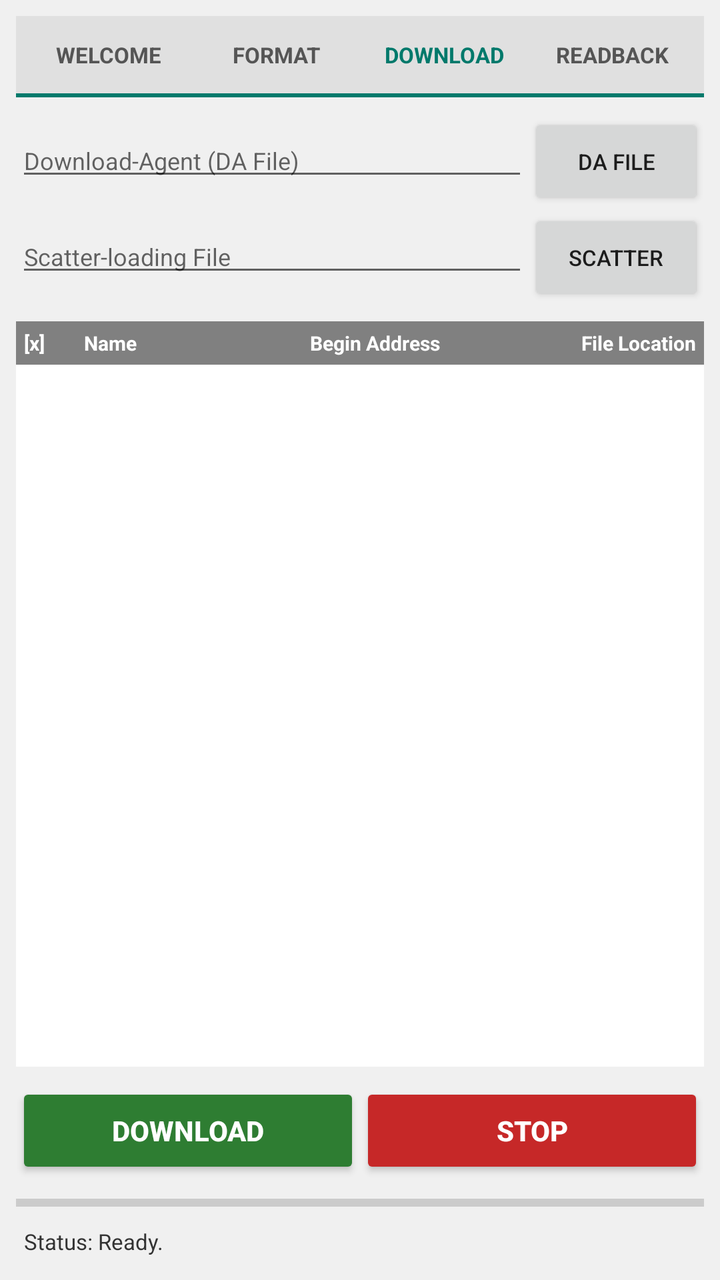
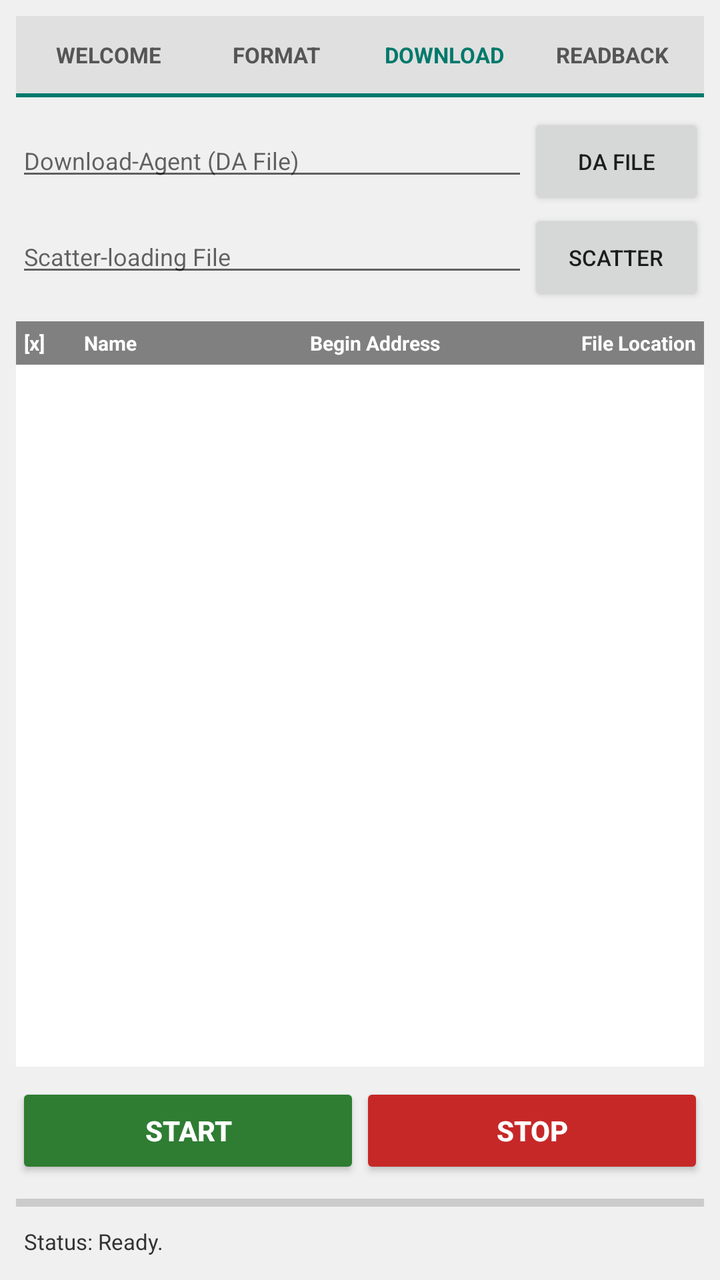

Before-and-after screenshots of an Android layout around one commit, followed by the original layout XML and the change that was made.
<!-- AndroidManifest.xml: application theme Theme.AppCompat.Light.NoActionBar -->
<!-- res/layout/activity_main.xml -->
<?xml version="1.0" encoding="utf-8"?>
<LinearLayout xmlns:android="http://schemas.android.com/apk/res/android"
    android:layout_width="match_parent"
    android:layout_height="match_parent"
    android:orientation="vertical"
    android:background="#F0F0F0"
    android:padding="8dp">

    
    <LinearLayout
        android:layout_width="match_parent"
        android:layout_height="wrap_content"
        android:orientation="horizontal"
        android:background="#E0E0E0"
        android:padding="4dp">

        <TextView
            android:id="@+id/tv_tab_welcome"
            android:layout_width="0dp"
            android:layout_height="wrap_content"
            android:layout_weight="1"
            android:gravity="center"
            android:padding="8dp"
            android:text="WELCOME"
            android:textColor="#555555"
            android:textStyle="bold"
            android:textSize="11sp" />

        <TextView
            android:id="@+id/tv_tab_format"
            android:layout_width="0dp"
            android:layout_height="wrap_content"
            android:layout_weight="1"
            android:gravity="center"
            android:padding="8dp"
            android:text="FORMAT"
            android:textColor="#555555"
            android:textStyle="bold"
            android:textSize="11sp" />

        <TextView
            android:id="@+id/tv_tab_download"
            android:layout_width="0dp"
            android:layout_height="wrap_content"
            android:layout_weight="1"
            android:gravity="center"
            android:padding="8dp"
            android:text="DOWNLOAD"
            android:textColor="#00796B"
            android:textStyle="bold"
            android:textSize="11sp" />

        <TextView
            android:id="@+id/tv_tab_readback"
            android:layout_width="0dp"
            android:layout_height="wrap_content"
            android:layout_weight="1"
            android:gravity="center"
            android:padding="8dp"
            android:text="READBACK"
            android:textColor="#555555"
            android:textStyle="bold"
            android:textSize="11sp" />
    </LinearLayout>

    <View
        android:layout_width="match_parent"
        android:layout_height="2dp"
        android:background="#00796B" />

    
    <FrameLayout
        android:layout_width="match_parent"
        android:layout_height="0dp"
        android:layout_weight="1">

        
        <ScrollView
            android:id="@+id/layout_welcome"
            android:layout_width="match_parent"
            android:layout_height="match_parent"
            android:visibility="gone"
            android:padding="16dp">
            <LinearLayout
                android:layout_width="match_parent"
                android:layout_height="wrap_content"
                android:orientation="vertical">
                <TextView
                    android:layout_width="match_parent"
                    android:layout_height="wrap_content"
                    android:text="Selamat Datang di SP Flash Tool Mobile"
                    android:textSize="16sp"
                    android:textStyle="bold"
                    android:textColor="#00796B" />
                <TextView
                    android:layout_width="match_parent"
                    android:layout_height="wrap_content"
                    android:layout_marginTop="12dp"
                    android:text="Aplikasi ini digunakan untuk flashing perangkat MediaTek (MTK) via kabel USB OTG.\n\nPetunjuk Singkat:\n1. Buka Tab DOWNLOAD untuk flashing firmware.\n2. Buka Tab FORMAT untuk menghapus memori HP target.\n3. Buka Tab READBACK untuk melakukan dump/backup partisi."
                    android:textSize="13sp"
                    android:textColor="#333333" />
            </LinearLayout>
        </ScrollView>

        
        <LinearLayout
            android:id="@+id/layout_format"
            android:layout_width="match_parent"
            android:layout_height="match_parent"
            android:orientation="vertical"
            android:visibility="gone"
            android:padding="16dp">
            <TextView
                android:layout_width="match_parent"
                android:layout_height="wrap_content"
                android:text="Format / Erase Memory"
                android:textSize="14sp"
                android:textStyle="bold" />
            <RadioGroup
                android:layout_width="match_parent"
                android:layout_height="wrap_content"
                android:layout_marginTop="12dp">
                <RadioButton
                    android:layout_width="wrap_content"
                    android:layout_height="wrap_content"
                    android:text="Auto Format Flash"
                    android:checked="true" />
                <RadioButton
                    android:layout_width="wrap_content"
                    android:layout_height="wrap_content"
                    android:text="Format Whole Flash except Bootloader" />
            </RadioGroup>
        </LinearLayout>

        
        <LinearLayout
            android:id="@+id/layout_download"
            android:layout_width="match_parent"
            android:layout_height="match_parent"
            android:orientation="vertical"
            android:visibility="visible">

            <LinearLayout
                android:layout_width="match_parent"
                android:layout_height="wrap_content"
                android:orientation="vertical"
                android:paddingTop="8dp">
                <LinearLayout
                    android:layout_width="match_parent"
                    android:layout_height="wrap_content"
                    android:orientation="horizontal">
                    <EditText
                        android:id="@+id/et_da_path"
                        android:layout_width="0dp"
                        android:layout_height="wrap_content"
                        android:layout_weight="1"
                        android:hint="Download-Agent (DA File)"
                        android:textSize="12sp"
                        android:focusable="false" />
                    <Button
                        android:id="@+id/btn_choose_da"
                        android:layout_width="wrap_content"
                        android:layout_height="wrap_content"
                        android:text="DA FILE"
                        android:textSize="11sp" />
                </LinearLayout>

                <LinearLayout
                    android:layout_width="match_parent"
                    android:layout_height="wrap_content"
                    android:orientation="horizontal">
                    <EditText
                        android:id="@+id/et_scatter_path"
                        android:layout_width="0dp"
                        android:layout_height="wrap_content"
                        android:layout_weight="1"
                        android:hint="Scatter-loading File"
                        android:textSize="12sp"
                        android:focusable="false" />
                    <Button
                        android:id="@+id/btn_choose_scatter"
                        android:layout_width="wrap_content"
                        android:layout_height="wrap_content"
                        android:text="SCATTER"
                        android:textSize="11sp" />
                </LinearLayout>
            </LinearLayout>

            <LinearLayout
                android:layout_width="match_parent"
                android:layout_height="wrap_content"
                android:orientation="horizontal"
                android:background="#808080"
                android:padding="4dp"
                android:layout_marginTop="8dp">
                <TextView
                    android:layout_width="30dp"
                    android:layout_height="wrap_content"
                    android:text="[x]"
                    android:textColor="#FFFFFF"
                    android:textStyle="bold"
                    android:textSize="10sp" />
                <TextView
                    android:layout_width="0dp"
                    android:layout_height="wrap_content"
                    android:layout_weight="1"
                    android:text="Name"
                    android:textColor="#FFFFFF"
                    android:textStyle="bold"
                    android:textSize="10sp" />
                <TextView
                    android:layout_width="0dp"
                    android:layout_height="wrap_content"
                    android:layout_weight="1.2"
                    android:text="Begin Address"
                    android:textColor="#FFFFFF"
                    android:textStyle="bold"
                    android:textSize="10sp" />
                <TextView
                    android:layout_width="wrap_content"
                    android:layout_height="wrap_content"
                    android:text="File Location"
                    android:textColor="#FFFFFF"
                    android:textStyle="bold"
                    android:textSize="10sp" />
            </LinearLayout>

            <ScrollView
                android:layout_width="match_parent"
                android:layout_height="match_parent"
                android:background="#FFFFFF">
                <LinearLayout
                    android:id="@+id/container_partitions"
                    android:layout_width="match_parent"
                    android:layout_height="wrap_content"
                    android:orientation="vertical" />
            </ScrollView>
        </LinearLayout>

        
        <LinearLayout
            android:id="@+id/layout_readback"
            android:layout_width="match_parent"
            android:layout_height="match_parent"
            android:orientation="vertical"
            android:visibility="gone"
            android:padding="16dp">
            <TextView
                android:layout_width="match_parent"
                android:layout_height="wrap_content"
                android:text="Readback (Backup ROM)"
                android:textSize="14sp"
                android:textStyle="bold" />
            <Button
                android:id="@+id/btn_add_readback"
                android:layout_width="wrap_content"
                android:layout_height="wrap_content"
                android:text="+ Add Readback Partition"
                android:layout_marginTop="8dp" />
        </LinearLayout>
    </FrameLayout>

    
    <LinearLayout
        android:layout_width="match_parent"
        android:layout_height="wrap_content"
        android:orientation="horizontal"
        android:paddingTop="8dp">
        <Button
            android:id="@+id/btn_download"
            android:layout_width="0dp"
            android:layout_height="wrap_content"
            android:layout_weight="1"
            android:text="DOWNLOAD"
            android:backgroundTint="#2E7D32"
            android:textColor="#FFFFFF"
            android:textStyle="bold" />
        <Button
            android:id="@+id/btn_stop"
            android:layout_width="0dp"
            android:layout_height="wrap_content"
            android:layout_weight="1"
            android:text="STOP"
            android:backgroundTint="#C62828"
            android:textColor="#FFFFFF"
            android:textStyle="bold" />
    </LinearLayout>

    <ProgressBar
        android:id="@+id/progress_bar"
        style="?android:attr/progressBarStyleHorizontal"
        android:layout_width="match_parent"
        android:layout_height="wrap_content"
        android:max="100"
        android:progress="0"
        android:layout_marginTop="4dp" />

    <TextView
        android:id="@+id/tv_status_log"
        android:layout_width="match_parent"
        android:layout_height="wrap_content"
        android:padding="4dp"
        android:text="Status: Ready."
        android:textColor="#333333"
        android:textSize="11sp" />
</LinearLayout>
<!-- resources referenced by this layout -->
<resources>

</resources>

<!-- the commit's change to res/layout/activity_main.xml (unified diff, before → after) -->
@@ -88,7 +88,7 @@
                 <TextView
                     android:layout_width="match_parent"
                     android:layout_height="wrap_content"
-                    android:text="Selamat Datang di SP Flash Tool Mobile"
+                    android:text="SP Flash Tool Mobile v1.0 Professional"
                     android:textSize="16sp"
                     android:textStyle="bold"
                     android:textColor="#00796B" />
@@ -96,7 +96,7 @@
                     android:layout_width="match_parent"
                     android:layout_height="wrap_content"
                     android:layout_marginTop="12dp"
-                    android:text="Aplikasi ini digunakan untuk flashing perangkat MediaTek (MTK) via kabel USB OTG.\n\nPetunjuk Singkat:\n1. Buka Tab DOWNLOAD untuk flashing firmware.\n2. Buka Tab FORMAT untuk menghapus memori HP target.\n3. Buka Tab READBACK untuk melakukan dump/backup partisi."
+                    android:text="Fitur Lengkap:\n- DOWNLOAD: Menulis firmware (.img) ke target.\n- FORMAT: Menghapus blok memori target.\n- READBACK: Backup/dump memori target ke file .img."
                     android:textSize="13sp"
                     android:textColor="#333333" />
             </LinearLayout>
@@ -113,22 +113,25 @@
             <TextView
                 android:layout_width="match_parent"
                 android:layout_height="wrap_content"
-                android:text="Format / Erase Memory"
+                android:text="Format Flash Memory"
                 android:textSize="14sp"
                 android:textStyle="bold" />
             <RadioGroup
+                android:id="@+id/rg_format_option"
                 android:layout_width="match_parent"
                 android:layout_height="wrap_content"
                 android:layout_marginTop="12dp">
                 <RadioButton
+                    android:id="@+id/rb_auto_format"
                     android:layout_width="wrap_content"
                     android:layout_height="wrap_content"
-                    android:text="Auto Format Flash"
+                    android:text="Auto Format Flash (Default)"
                     android:checked="true" />
                 <RadioButton
+                    android:id="@+id/rb_format_except_boot"
                     android:layout_width="wrap_content"
                     android:layout_height="wrap_content"
-                    android:text="Format Whole Flash except Bootloader" />
+                    android:text="Format Whole Flash Except Bootloader" />
             </RadioGroup>
         </LinearLayout>
 
@@ -248,15 +251,23 @@
             <TextView
                 android:layout_width="match_parent"
                 android:layout_height="wrap_content"
-                android:text="Readback (Backup ROM)"
+                android:text="Readback Memory (ROM Backup)"
                 android:textSize="14sp"
                 android:textStyle="bold" />
             <Button
-                android:id="@+id/btn_add_readback"
-                android:layout_width="wrap_content"
-                android:layout_height="wrap_content"
-                android:text="+ Add Readback Partition"
-                android:layout_marginTop="8dp" />
+                android:id="@+id/btn_select_readback_save"
+                android:layout_width="match_parent"
+                android:layout_height="wrap_content"
+                android:text="Pilih Lokasi Simpan File Backup (.img)"
+                android:layout_marginTop="12dp" />
+            <TextView
+                android:id="@+id/tv_readback_path"
+                android:layout_width="match_parent"
+                android:layout_height="wrap_content"
+                android:text="Target Save File: Belum dipilih"
+                android:textSize="11sp"
+                android:textColor="#666666"
+                android:layout_marginTop="4dp" />
         </LinearLayout>
     </FrameLayout>
 
@@ -271,7 +282,7 @@
             android:layout_width="0dp"
             android:layout_height="wrap_content"
             android:layout_weight="1"
-            android:text="DOWNLOAD"
+            android:text="START"
             android:backgroundTint="#2E7D32"
             android:textColor="#FFFFFF"
             android:textStyle="bold" />
